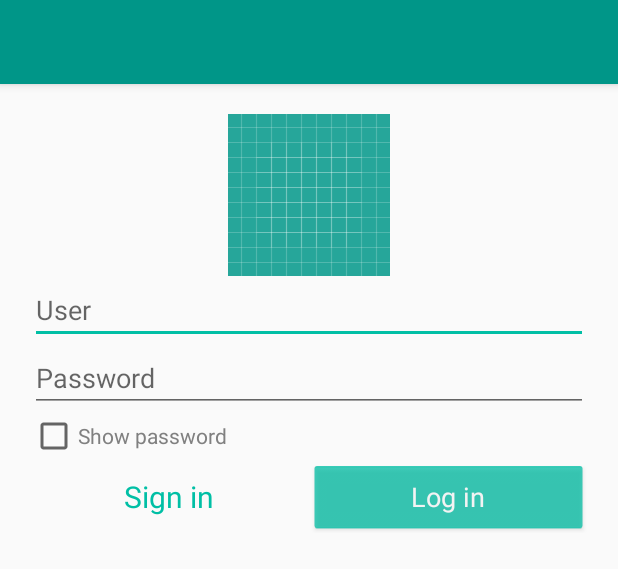
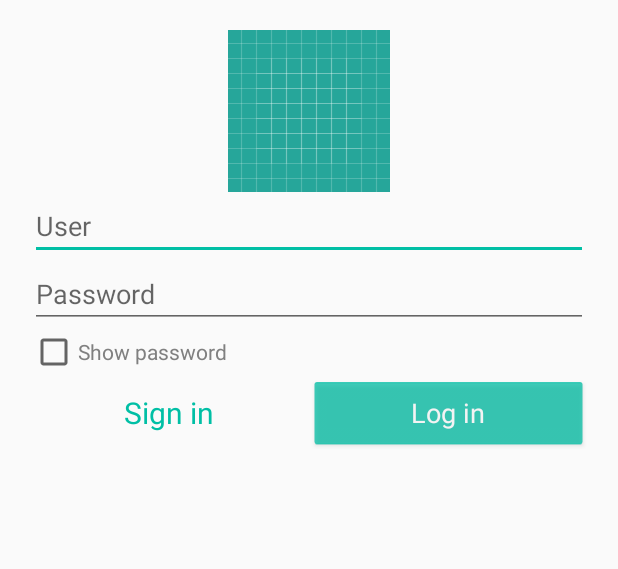
Before and after one commit to evicentemedina/esperpento, an Android app: the layout activity_login.xml on its own in the app's theme, with its tools: preview values and no code run, on a phone screen of 412 x 824 dp. Shown: the top 569 px of the screen. Run offline under Robolectric (Android 15) with nearby library versions, the phone set to English and light mode, and no system bars.

Commit message:
[Android] Changed Login layout to ScrollView & AppTheme with default Toolbar

```diff
--- a/src/android/app/src/main/AndroidManifest.xml
+++ b/src/android/app/src/main/AndroidManifest.xml
@@ -16,7 +16,6 @@
         <activity
             android:name=".LoginActivity"
             android:label="@string/app_name"
-            android:theme="@style/AppTheme.NoActionBar"
             >
             <intent-filter>
                 <action android:name="android.intent.action.MAIN" />
--- a/src/android/app/src/main/java/evicentemedina/esperpento/LoginActivity.java
+++ b/src/android/app/src/main/java/evicentemedina/esperpento/LoginActivity.java
@@ -3,7 +3,6 @@ package evicentemedina.esperpento;
 import android.content.Intent;
 import android.os.Bundle;
 import android.support.v7.app.AppCompatActivity;
-import android.support.v7.widget.Toolbar;
 import android.text.InputType;
 import android.view.View;
 import android.widget.Button;
@@ -31,8 +30,6 @@ public class LoginActivity extends AppCompatActivity
     protected void onCreate(Bundle savedInstanceState) {
         super.onCreate(savedInstanceState);
         setContentView(R.layout.activity_login);
-        Toolbar toolbar = findViewById(R.id.toolbar);
-        setSupportActionBar(toolbar);
 
         etUser = findViewById(R.id.loginEtUser);
         etPass = findViewById(R.id.loginEtPass);
--- a/src/android/app/src/main/res/layout/activity_login.xml
+++ b/src/android/app/src/main/res/layout/activity_login.xml
@@ -1,29 +1,70 @@
 <?xml version="1.0" encoding="utf-8"?>
-<android.support.design.widget.CoordinatorLayout
+<ScrollView
     xmlns:android="http://schemas.android.com/apk/res/android"
-    xmlns:app="http://schemas.android.com/apk/res-auto"
     xmlns:tools="http://schemas.android.com/tools"
     android:layout_width="match_parent"
     android:layout_height="match_parent"
     tools:context="evicentemedina.esperpento.LoginActivity"
     >
-
-    <android.support.design.widget.AppBarLayout
+    <LinearLayout
         android:layout_width="match_parent"
         android:layout_height="wrap_content"
-        android:theme="@style/AppTheme.AppBarOverlay"
+        android:padding="@dimen/padding_content"
+        android:orientation="vertical"
         >
-
-        <android.support.v7.widget.Toolbar
-            android:id="@+id/toolbar"
+        <ImageView
             android:layout_width="match_parent"
-            android:layout_height="?attr/actionBarSize"
-            android:background="?attr/colorPrimary"
-            app:popupTheme="@style/AppTheme.PopupOverlay"
+            android:layout_height="wrap_content"
+            android:contentDescription="@string/logo_image"
+            android:src="@drawable/ic_launcher_background"
             />
-
-    </android.support.design.widget.AppBarLayout>
-
-    <include layout="@layout/content_login" />
-
-</android.support.design.widget.CoordinatorLayout>
+        <EditText
+            android:id="@+id/loginEtUser"
+            android:layout_width="match_parent"
+            android:layout_height="wrap_content"
+            android:hint="@string/user"
+            android:inputType="text"
+            android:maxLength="20"
+            />
+        <EditText
+            android:id="@+id/loginEtPass"
+            android:layout_width="match_parent"
+            android:layout_height="wrap_content"
+            android:hint="@string/password"
+            android:inputType="text|textPassword"
+            android:maxLength="20"
+            />
+        <CheckBox
+            android:id="@+id/loginCbShowPass"
+            android:layout_width="match_parent"
+            android:layout_height="wrap_content"
+            android:text="@string/show_password"
+            android:textColor="@android:color/tertiary_text_light"
+            />
+        <LinearLayout
+            android:layout_width="match_parent"
+            android:layout_height="wrap_content"
+            >
+            <Button
+                android:id="@+id/loginBtnSignin"
+                style="@android:style/Widget.Holo.Button.Borderless"
+                android:layout_width="match_parent"
+                android:layout_height="match_parent"
+                android:layout_weight="1"
+                android:text="@string/sign_in"
+                android:textAlignment="center"
+                android:textColor="@color/colorAccent"
+                android:textSize="20sp"
+                />
+            <Button
+                android:id="@+id/loginBtnLogin"
+                style="@android:style/Widget.Holo.Button"
+                android:layout_width="match_parent"
+                android:layout_height="match_parent"
+                android:layout_weight="1"
+                android:backgroundTint="@color/colorAccent"
+                android:text="@string/log_in"
+                />
+        </LinearLayout>
+    </LinearLayout>
+</ScrollView>
--- a/src/android/app/src/main/res/layout/activity_sign_in.xml
+++ b/src/android/app/src/main/res/layout/activity_sign_in.xml
@@ -1,7 +1,6 @@
 <?xml version="1.0" encoding="utf-8"?>
 <ScrollView
     xmlns:android="http://schemas.android.com/apk/res/android"
-    xmlns:app="http://schemas.android.com/apk/res-auto"
     xmlns:tools="http://schemas.android.com/tools"
     android:layout_width="match_parent"
     android:layout_height="match_parent"
@@ -11,7 +10,6 @@
         android:layout_width="match_parent"
         android:layout_height="wrap_content"
         android:padding="@dimen/padding_content"
-        android:background="@android:color/white"
         android:orientation="vertical"
         >
         <EditText
--- a/src/android/app/src/main/res/layout/content_login.xml
+++ /dev/null
@@ -1,73 +0,0 @@
-<?xml version="1.0" encoding="utf-8"?>
-<android.support.constraint.ConstraintLayout
-    xmlns:android="http://schemas.android.com/apk/res/android"
-    xmlns:app="http://schemas.android.com/apk/res-auto"
-    xmlns:tools="http://schemas.android.com/tools"
-    android:layout_width="match_parent"
-    android:layout_height="match_parent"
-    app:layout_behavior="@string/appbar_scrolling_view_behavior"
-    tools:context="evicentemedina.esperpento.LoginActivity"
-    tools:showIn="@layout/activity_login"
-    >
-    <LinearLayout
-        android:layout_width="match_parent"
-        android:layout_height="wrap_content"
-        android:orientation="vertical"
-        android:padding="@dimen/padding_content"
-        >
-        <ImageView
-            android:layout_width="match_parent"
-            android:layout_height="wrap_content"
-            android:contentDescription="@string/logo_image"
-            android:src="@drawable/ic_launcher_background"
-            />
-        <EditText
-            android:id="@+id/loginEtUser"
-            android:layout_width="match_parent"
-            android:layout_height="wrap_content"
-            android:hint="@string/user"
-            android:inputType="text"
-            android:maxLength="20"
-            />
-        <EditText
-            android:id="@+id/loginEtPass"
-            android:layout_width="match_parent"
-            android:layout_height="wrap_content"
-            android:hint="@string/password"
-            android:inputType="text|textPassword"
-            android:maxLength="20"
-            />
-        <CheckBox
-            android:id="@+id/loginCbShowPass"
-            android:layout_width="match_parent"
-            android:layout_height="wrap_content"
-            android:text="@string/show_password"
-            android:textColor="@android:color/tertiary_text_light"
-            />
-        <LinearLayout
-            android:layout_width="match_parent"
-            android:layout_height="wrap_content"
-            >
-            <Button
-                android:id="@+id/loginBtnSignin"
-                style="@android:style/Widget.Holo.Button.Borderless"
-                android:layout_width="match_parent"
-                android:layout_height="match_parent"
-                android:layout_weight="1"
-                android:text="@string/sign_in"
-                android:textAlignment="center"
-                android:textColor="@color/colorAccent"
-                android:textSize="20sp"
-                />
-            <Button
-                android:id="@+id/loginBtnLogin"
-                style="@android:style/Widget.Holo.Button"
-                android:layout_width="match_parent"
-                android:layout_height="match_parent"
-                android:layout_weight="1"
-                android:backgroundTint="@color/colorAccent"
-                android:text="@string/log_in"
-                />
-        </LinearLayout>
-    </LinearLayout>
-</android.support.constraint.ConstraintLayout>
```
